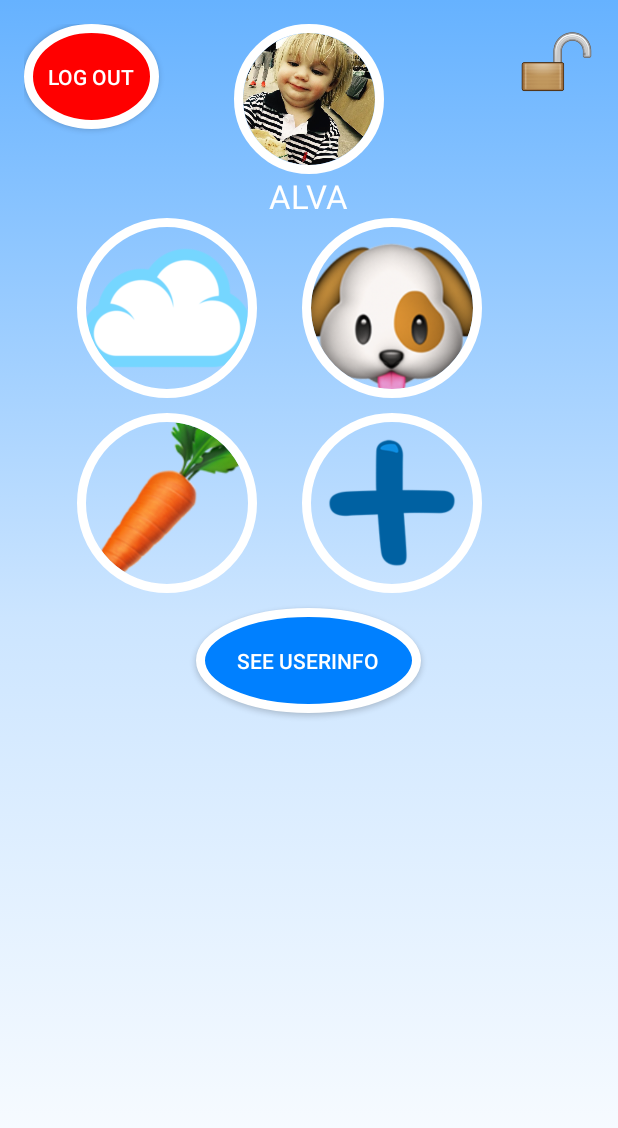
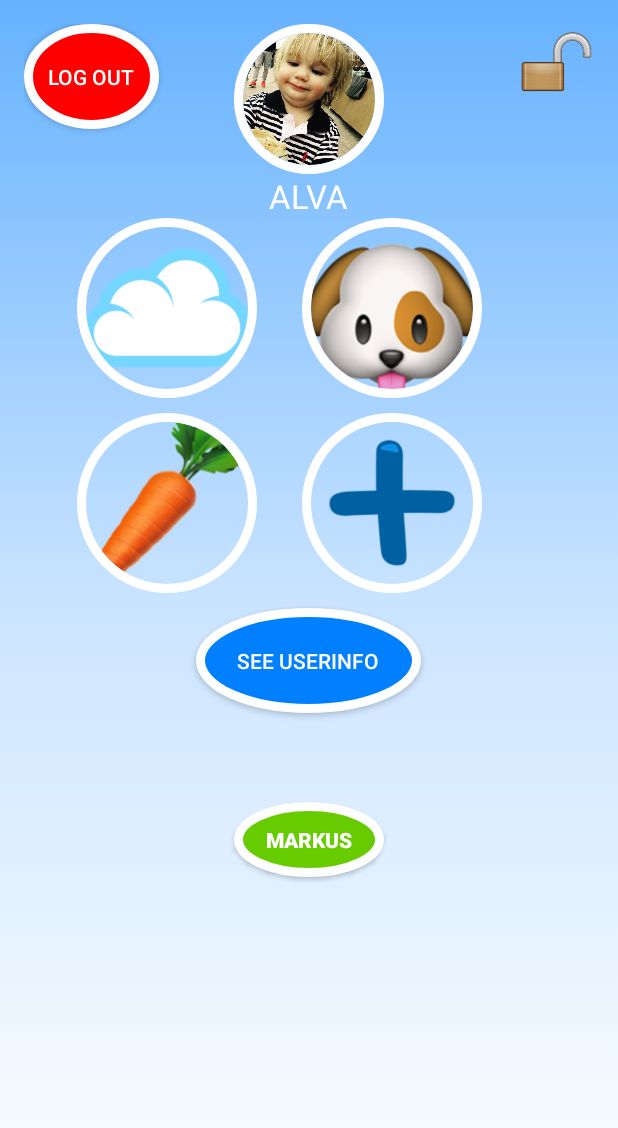
Before and after one commit to linnansved/FirebaseRegistrationLoginExam, an Android app: the ProfileActivity screen opened directly, with no data from a screen before it, on a phone screen of 412 x 824 dp. Shown: the top 1128 px of the screen. Run offline under Robolectric (Android 15) with nearby library versions, the phone set to English and light mode, and no system bars; our stand-ins replace CircleImageView, Firebase (no records; nobody signed in at launch, a user with empty details on screens opened directly).

Commit message:
Lagt till Markus knapp i profile

```diff
--- a/app/src/main/java/com/gnirt69/firebaseregistrationloginexam/ProfileActivity.java
+++ b/app/src/main/java/com/gnirt69/firebaseregistrationloginexam/ProfileActivity.java
@@ -201,5 +201,10 @@ public class ProfileActivity extends AppCompatActivity implements View.OnClickLi
         //i.putExtra("Nickname", mDatabase.child("Users").child("nickname"));
         startActivity(i);
     }
+//MARKUS AVSNITT
+    public void dynamicLink_Click(View v) {
+        //MARKUS KOD
+    }
+
 
 }
--- a/app/src/main/res/layout/activity_profile.xml
+++ b/app/src/main/res/layout/activity_profile.xml
@@ -170,5 +170,16 @@
         android:textStyle="bold"
         android:onClick="testParent"/>
 
+    <Button
+    android:layout_width="100dp"
+    android:layout_height="50dp"
+    android:text="MARKUS"
+    android:id="@+id/dynamicLinkBtn"
+    android:layout_centerHorizontal="true"
+    android:layout_below="@id/tvEmailProfile"
+    android:background="@drawable/green_but"
+    android:textColor="#FFFFFF"
+    android:textStyle="bold"
+    android:onClick="dynamicLink_Click"/>
 
 </RelativeLayout>
```
